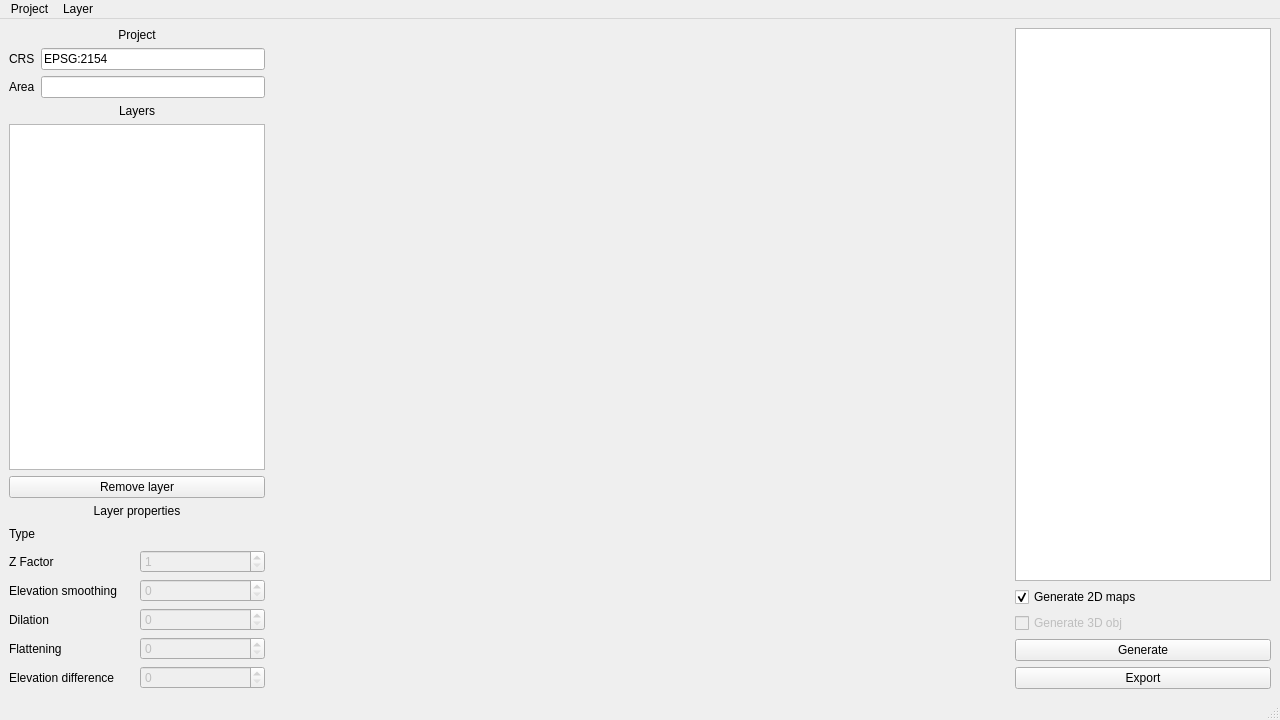
Qt form mainform.ui (YTTM/SceneFromGIS) before a commit.
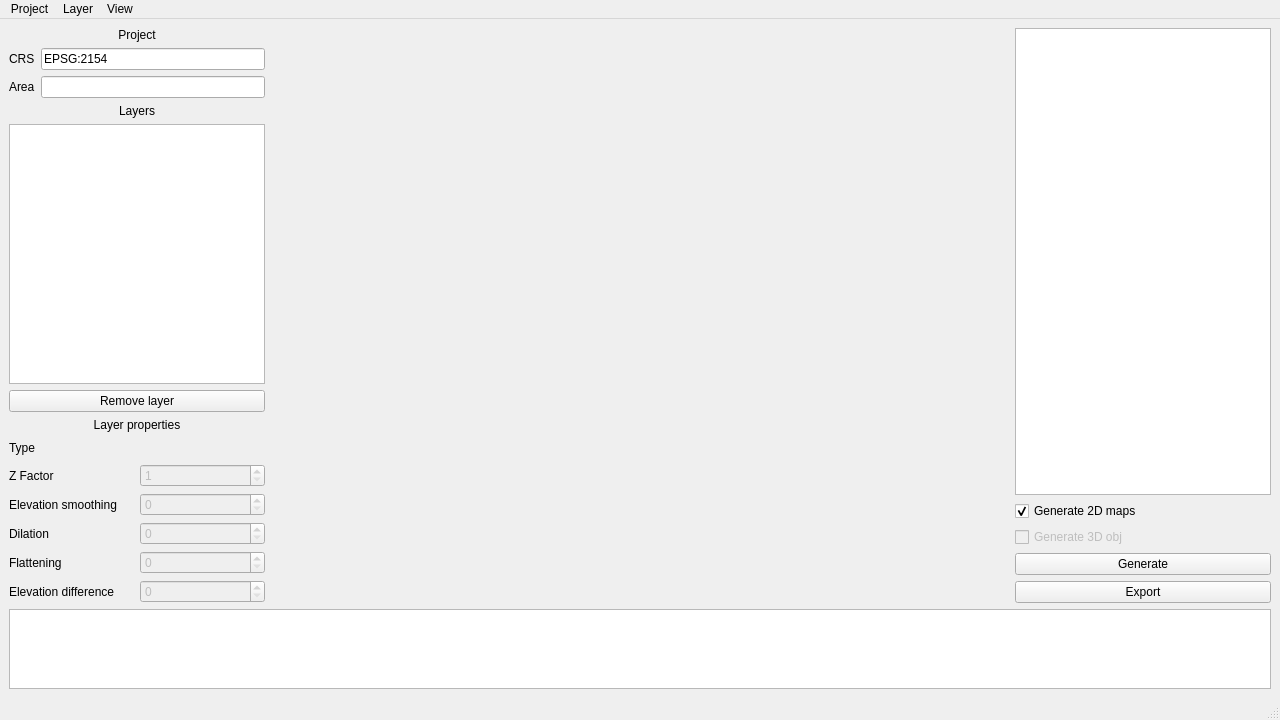
The same form after that commit. Custom widgets are drawn as their Qt base class.

Commit message: add listwidget for log which can be hide

```diff
--- a/mainform.ui
+++ b/mainform.ui
@@ -279,6 +279,16 @@
       </property>
      </widget>
     </item>
+    <item row="2" column="0" colspan="4">
+     <widget class="QListWidget" name="listWidget_log">
+      <property name="maximumSize">
+       <size>
+        <width>16777215</width>
+        <height>80</height>
+       </size>
+      </property>
+     </widget>
+    </item>
    </layout>
   </widget>
   <widget class="QMenuBar" name="menubar">
@@ -304,8 +314,15 @@
     </property>
     <addaction name="actionAdd"/>
    </widget>
+   <widget class="QMenu" name="menuView">
+    <property name="title">
+     <string>View</string>
+    </property>
+    <addaction name="actionShow_log"/>
+   </widget>
    <addaction name="menuProject"/>
    <addaction name="menuLayer"/>
+   <addaction name="menuView"/>
   </widget>
   <widget class="QStatusBar" name="statusbar"/>
   <action name="actionNew">
```
Left out of the diff: 139 changed lines with no effect on the pictures. The commit also changes 1 other file.
